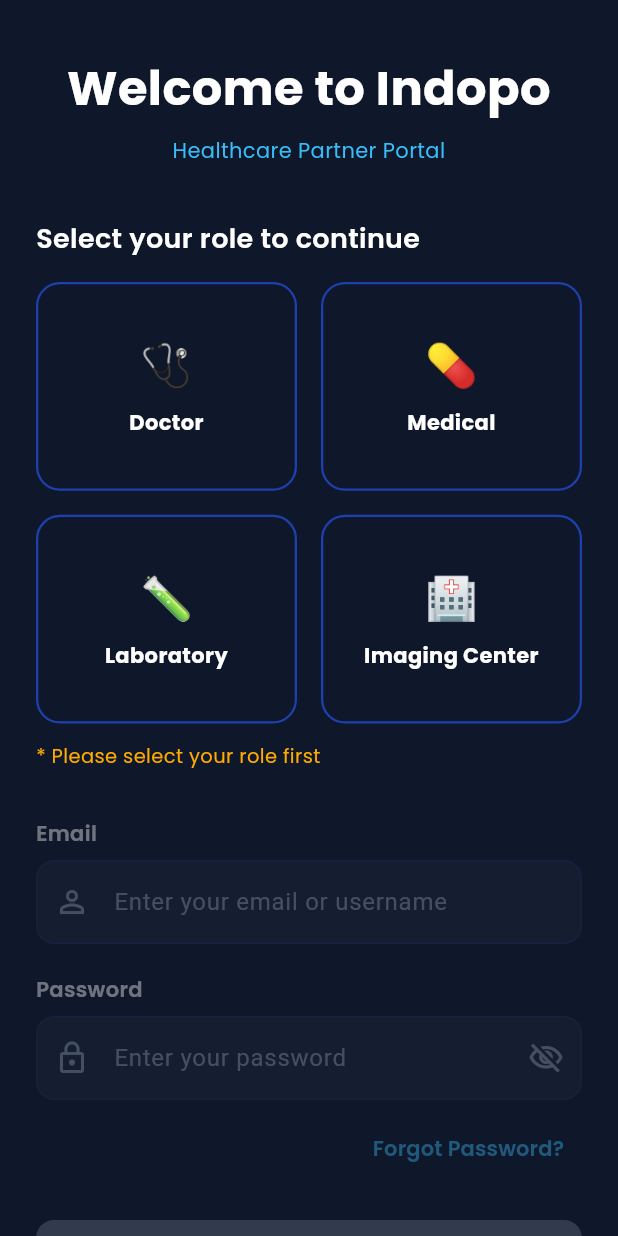
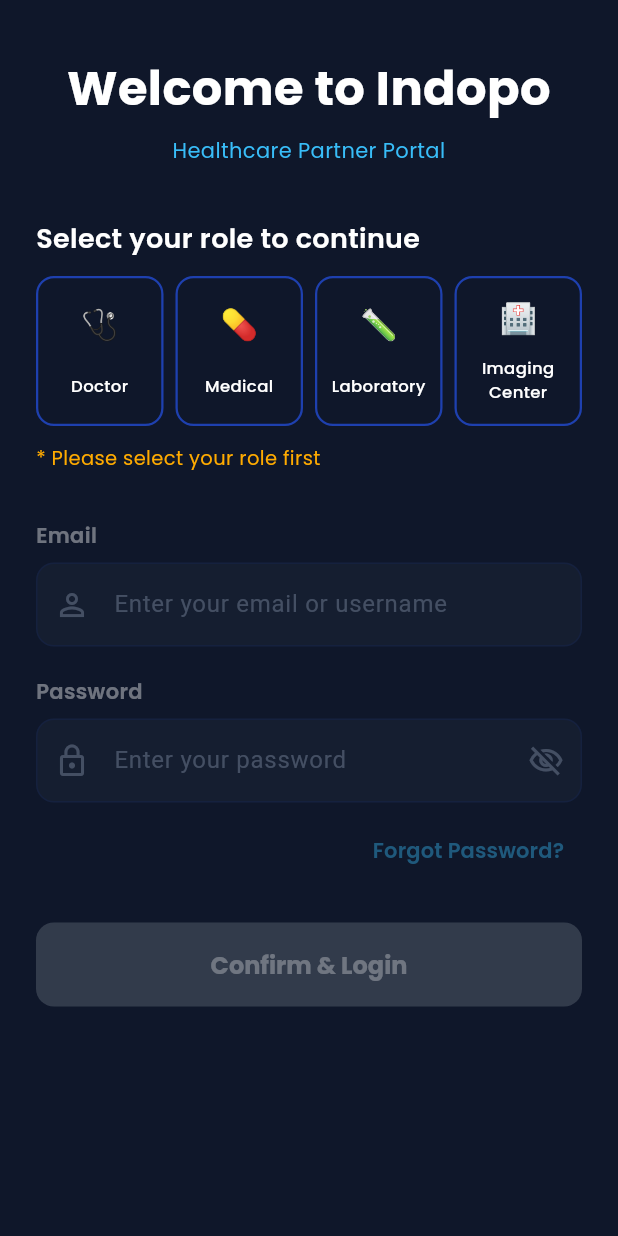
Before and after one commit to dharmikRokad/indopo-partner, a Flutter app: the screen it shows after launch, on a phone screen of 412 x 824 dp. Run offline on Flutter 3.47's test engine with Material 3 defaults, Android fonts, the phone set to English and light mode, and no system bars; our stand-ins replace app_links, dio, equatable, firebase_core, firebase_messaging, flutter_bloc and 10 more; accounts and stored records are empty; network calls fail.

Commit message:
feat: implement partner login screen UI with role selection and auth integration

```diff
--- a/lib/data/repositories/auth_repo.dart
+++ b/lib/data/repositories/auth_repo.dart
@@ -153,7 +153,7 @@ class AuthRepository {
         ApiEndpoints.forgotPassword,
         data: {
           'email': email.trim(),
-          'redirectTo': 'indopo-partner://reset-password',
+          // 'redirectTo': 'indopo-partner://reset-password',
         },
       );
 
--- a/lib/presentation/auth/view/login_screen.dart
+++ b/lib/presentation/auth/view/login_screen.dart
@@ -58,11 +58,20 @@ class _LoginScreenState extends State<LoginScreen> {
       body: BlocConsumer<AuthBloc, AuthState>(
         listener: (context, state) {
           if (state.status == AuthBlocStatus.error) {
-            AppSnackBar.showError(context, state.errorMessage ?? 'Login failed');
+            AppSnackBar.showError(
+              context,
+              state.errorMessage ?? 'Login failed',
+            );
           } else if (state.status == AuthBlocStatus.forgotPasswordSuccess) {
-            AppSnackBar.showSuccess(context, state.successMessage ?? 'Reset link sent');
+            AppSnackBar.showSuccess(
+              context,
+              state.successMessage ?? 'Reset link sent',
+            );
           } else if (state.status == AuthBlocStatus.forgotPasswordFailure) {
-            AppSnackBar.showError(context, state.errorMessage ?? 'Failed to send reset link');
+            AppSnackBar.showError(
+              context,
+              state.errorMessage ?? 'Failed to send reset link',
+            );
           }
         },
         builder: (context, state) {
@@ -100,43 +109,49 @@ class _LoginScreenState extends State<LoginScreen> {
                     ),
                     const SizedBox(height: 36),
 
-                    // STEP 1: Role Selection Grid
+                    // STEP 1: Role Selection Row (Fit page width)
                     Text(
                       AppStrings.selectRoleHeader,
                       style: TextStyles.headingSemiBold.copyWith(fontSize: 18),
                     ),
-                    const SizedBox(height: 16),
-                    GridView.count(
-                      shrinkWrap: true,
-                      physics: const NeverScrollableScrollPhysics(),
-                      crossAxisCount: 2,
-                      crossAxisSpacing: 16,
-                      mainAxisSpacing: 16,
-                      childAspectRatio: 1.25,
+                    const SizedBox(height: 12),
+                    Row(
                       children: [
-                        _RoleCard(
+                        Expanded(
+                          child: _RoleCard(
                             label: AppStrings.doctor,
                             icon: '🩺',
                             isSelected: selectedRole == PartnerType.doctor,
                             onTap: () => _selectRole(PartnerType.doctor),
                           ),
-                        _RoleCard(
+                        ),
+                        const SizedBox(width: 8),
+                        Expanded(
+                          child: _RoleCard(
                             label: AppStrings.medical,
                             icon: '💊',
                             isSelected: selectedRole == PartnerType.pharmacy,
                             onTap: () => _selectRole(PartnerType.pharmacy),
                           ),
-                        _RoleCard(
+                        ),
+                        const SizedBox(width: 8),
+                        Expanded(
+                          child: _RoleCard(
                             label: AppStrings.laboratory,
                             icon: '🧪',
                             isSelected: selectedRole == PartnerType.laboratory,
                             onTap: () => _selectRole(PartnerType.laboratory),
                           ),
-                        _RoleCard(
+                        ),
+                        const SizedBox(width: 8),
+                        Expanded(
+                          child: _RoleCard(
                             label: AppStrings.imagingCenter,
                             icon: '🏥',
-                          isSelected: selectedRole == PartnerType.imagingCenter,
+                            isSelected:
+                                selectedRole == PartnerType.imagingCenter,
                             onTap: () => _selectRole(PartnerType.imagingCenter),
+                          ),
                         ),
                       ],
                     ),
@@ -287,8 +302,9 @@ class _LoginScreenState extends State<LoginScreen> {
   }
 
   void _showForgotPasswordBottomSheet() {
-    final resetEmailController =
-        TextEditingController(text: _usernameController.text.trim());
+    final resetEmailController = TextEditingController(
+      text: _usernameController.text.trim(),
+    );
 
     showModalBottomSheet(
       context: context,
@@ -458,7 +474,9 @@ class _RoleCardState extends State<_RoleCard>
           },
           onTapCancel: () => _controller.reverse(),
           child: AnimatedContainer(
+            height: 100,
             duration: const Duration(milliseconds: 200),
+            padding: const EdgeInsets.symmetric(horizontal: 6, vertical: 10),
             decoration: BoxDecoration(
               gradient: widget.isSelected
                   ? const LinearGradient(
@@ -472,45 +490,34 @@ class _RoleCardState extends State<_RoleCard>
                 color: widget.isSelected ? AppColors.blue1 : AppColors.blue2,
                 width: 1.5,
               ),
-              borderRadius: BorderRadius.circular(16),
+              borderRadius: BorderRadius.circular(12),
               boxShadow: widget.isSelected
                   ? [
                       BoxShadow(
                         color: AppColors.blue1.withValues(alpha: 0.35),
-                        blurRadius: 12,
+                        blurRadius: 10,
                         offset: const Offset(0, 4),
                       ),
                     ]
                   : [],
             ),
-            child: Stack(
+            child: Column(
+              mainAxisAlignment: MainAxisAlignment.spaceEvenly,
               children: [
-                Positioned.fill(
-                  child: Column(
-                    mainAxisAlignment: MainAxisAlignment.center,
-                    children: [
-                      Text(widget.icon, style: const TextStyle(fontSize: 28)),
-                      const SizedBox(height: 8),
+                Text(widget.icon, style: const TextStyle(fontSize: 20)),
+                const SizedBox(height: 4),
                 Text(
                   widget.label,
                   style: TextStyles.bodyMedium.copyWith(
-                          fontWeight: FontWeight.bold,
+                    fontWeight: widget.isSelected
+                        ? FontWeight.bold
+                        : FontWeight.w500,
                     color: Colors.white,
+                    fontSize: 11,
                   ),
                   textAlign: TextAlign.center,
-                      ),
-                    ],
-                  ),
-                ),
-                if (widget.isSelected)
-                  const Positioned(
-                    top: 8,
-                    right: 8,
-                    child: Icon(
-                      Icons.check_circle,
-                      color: Colors.white,
-                      size: 18,
-                    ),
+                  maxLines: 2,
+                  overflow: TextOverflow.ellipsis,
                 ),
               ],
             ),
```
Also changed, not shown: 1 other file. Lines whose indentation alone changed are shown as unchanged.
